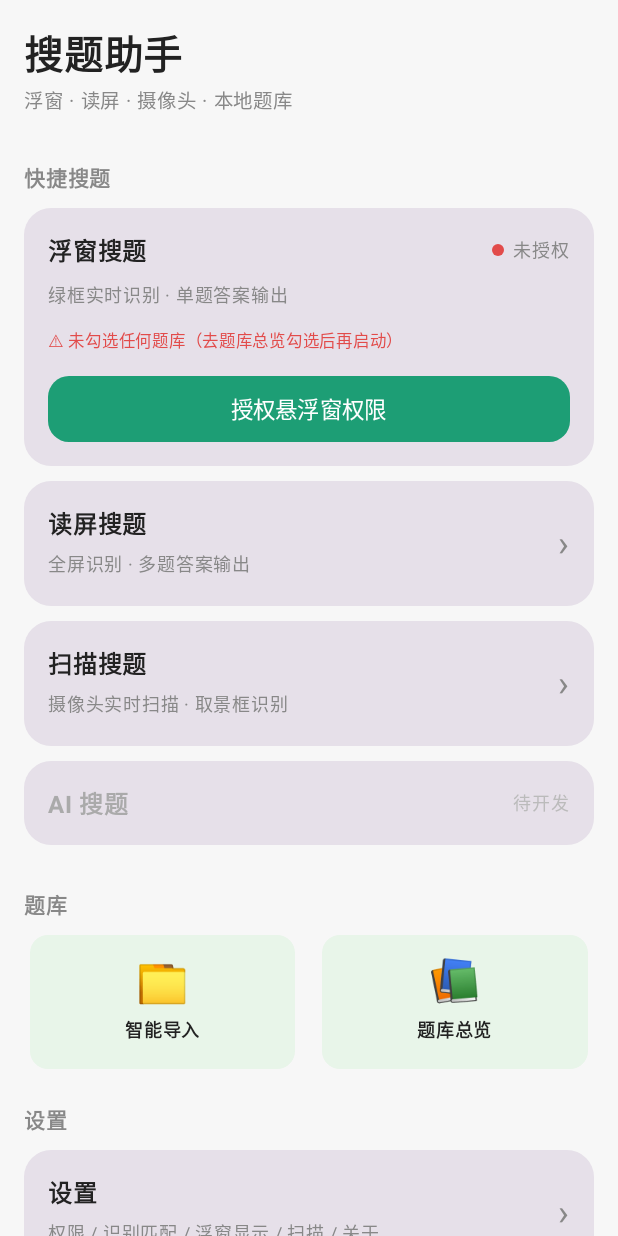
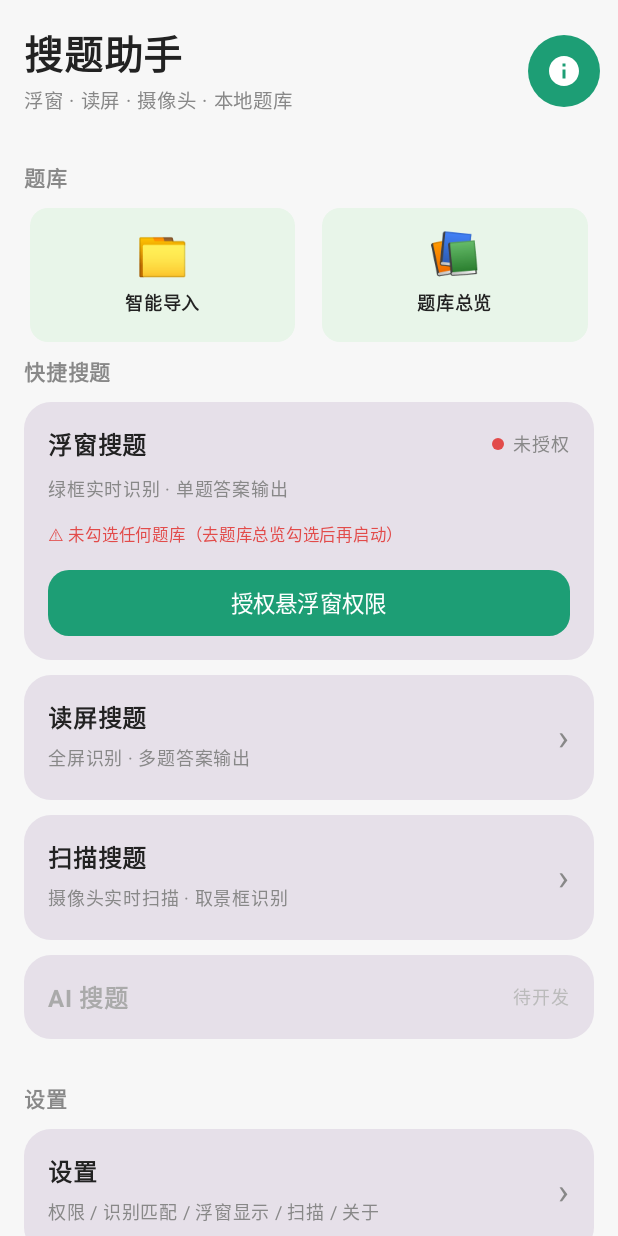
Before and after one commit to qingtianes/SoutiAssistant, an Android app built with Jetpack Compose: the screen it shows after launch (MainActivity), on a phone screen of 412 x 824 dp. Run offline under Robolectric (Android 15) with nearby library versions, the light colour scheme and no system bars.

Commit message:
feat: reorder home bank section, add home help entry, reorder usage guide

```diff
--- a/app/build.gradle.kts
+++ b/app/build.gradle.kts
@@ -18,8 +18,8 @@ android {
         // targetSdk 34+ 会要求 MEDIA_PROJECTION 已被 runtime 授权才能启动 FGS mediaProjection
         // 模拟器冷启动后 runtime grants 丢失 → 必须先手动授权过 mediaProjection 才能启动服务
         targetSdk = 33
-        versionCode = 3
-        versionName = "1.0.1"
+        versionCode = 4
+        versionName = "1.0.2"
         // ★ ABI 包含主流架构（之前只生成 x86_64，鸿蒙 ARM64 手机装不上）
         //    arm64-v8a = 麒麟芯片（鸿蒙/现代安卓）
         //    armeabi-v7a = 旧安卓
--- a/app/src/main/java/com/dingding/souti/ui/HomeScreen.kt
+++ b/app/src/main/java/com/dingding/souti/ui/HomeScreen.kt
@@ -30,6 +30,7 @@ import androidx.compose.foundation.shape.RoundedCornerShape
 import androidx.compose.foundation.verticalScroll
 import androidx.compose.material.icons.Icons
 import androidx.compose.material.icons.filled.ArrowBack
+import androidx.compose.material.icons.filled.Info
 import androidx.compose.material3.*
 import androidx.compose.runtime.*
 import androidx.compose.ui.Alignment
@@ -54,8 +55,8 @@ fun App() {
             "overview" -> OverviewScreen(onBack = { screen = "home" }, onOpenBank = { id -> openBankId = id; screen = "bank" })
             "bank" -> openBankId?.let { BankDetailScreen(bankId = it, onBack = { screen = "overview" }) }
             "scan" -> ScanScreen(onBack = { screen = "home" })
-            "settings" -> SettingsScreen(onBack = { screen = "home" }, onOpenGuide = { screen = "help" })
-            "help" -> UsageGuideScreen(onBack = { screen = "settings" })
+            "settings" -> SettingsScreen(onBack = { screen = "home" })
+            "help" -> UsageGuideScreen(onBack = { screen = "home" })
         }
     }
 }
@@ -107,9 +108,21 @@ fun HomeScreen(onNavigate: (String) -> Unit) {
     }
 
     Column(modifier = Modifier.fillMaxSize().background(Color(0xFFF7F7F7)).verticalScroll(rememberScrollState()).statusBarsPadding().padding(16.dp)) {
-        Text("搜题助手", fontSize = 26.sp, fontWeight = FontWeight.Bold, color = Color(0xFF222222))
-        Text("浮窗 · 读屏 · 摄像头 · 本地题库", fontSize = 13.sp, color = Color.Gray)
+        Row(verticalAlignment = Alignment.CenterVertically) {
+            Column(Modifier.weight(1f)) {
+                Text("搜题助手", fontSize = 26.sp, fontWeight = FontWeight.Bold, color = Color(0xFF222222))
+                Text("浮窗 · 读屏 · 摄像头 · 本地题库", fontSize = 13.sp, color = Color.Gray)
+            }
+            IconButton(onClick = { onNavigate("help") }, modifier = Modifier.size(40.dp).background(Green, CircleShape)) {
+                Icon(Icons.Filled.Info, contentDescription = "使用说明", tint = Color.White)
+            }
+        }
         Spacer(Modifier.height(20.dp))
+        SectionTitle("题库")
+        Row(modifier = Modifier.fillMaxWidth(), horizontalArrangement = Arrangement.spacedBy(10.dp)) {
+            BankIcon("📁", "智能导入", enabled = true) { onNavigate("import") }
+            BankIcon("📚", "题库总览", enabled = true) { onNavigate("overview") }
+        }
         SectionTitle("快捷搜题")
         Card(modifier = Modifier.fillMaxWidth().padding(bottom = 10.dp), shape = RoundedCornerShape(18.dp)) {
             Column(modifier = Modifier.padding(16.dp)) {
@@ -203,12 +216,6 @@ fun HomeScreen(onNavigate: (String) -> Unit) {
             }
         }
         Spacer(Modifier.height(14.dp))
-        SectionTitle("题库")
-        Row(modifier = Modifier.fillMaxWidth(), horizontalArrangement = Arrangement.spacedBy(10.dp)) {
-            BankIcon("📁", "智能导入", enabled = true) { onNavigate("import") }
-            BankIcon("📚", "题库总览", enabled = true) { onNavigate("overview") }
-        }
-        Spacer(Modifier.height(14.dp))
         SectionTitle("设置")
         Card(modifier = Modifier.fillMaxWidth().clickable { onNavigate("settings") }, shape = RoundedCornerShape(18.dp)) {
             Row(modifier = Modifier.fillMaxWidth().padding(16.dp), verticalAlignment = Alignment.CenterVertically) {
--- a/app/src/main/java/com/dingding/souti/ui/SettingsScreen.kt
+++ b/app/src/main/java/com/dingding/souti/ui/SettingsScreen.kt
@@ -53,7 +53,7 @@ import com.dingding.souti.repository.QuestionRepository
 import com.dingding.souti.repository.SettingsStore
 
 @Composable
-fun SettingsScreen(onBack: () -> Unit, onOpenGuide: () -> Unit) {
+fun SettingsScreen(onBack: () -> Unit) {
     val context = LocalContext.current
     val cameraLauncher = rememberLauncherForActivityResult(
         ActivityResultContracts.RequestPermission()
@@ -147,7 +147,6 @@ fun SettingsScreen(onBack: () -> Unit, onOpenGuide: () -> Unit) {
             InfoRow("当前版本", appVersion(context))
             InfoRow("更新日志", "查看 v1.0 新增与修复") { showChangelog = true }
             InfoRow("隐私说明", "OCR 完全本机处理，不上传任何内容") { showPrivacy = true }
-            InfoRow("使用说明", "各功能的简要操作步骤") { onOpenGuide() }
             InfoRow("意见反馈", "前往 GitHub 提交问题") {
                 context.startActivity(Intent(Intent.ACTION_VIEW, Uri.parse("https://github.com/qingtianes/SoutiAssistant/issues")))
             }
```
Also changed, not shown: app/src/main/java/com/dingding/souti/ui/UsageGuideScreen.kt (+7 -7 lines), 1 other file.
